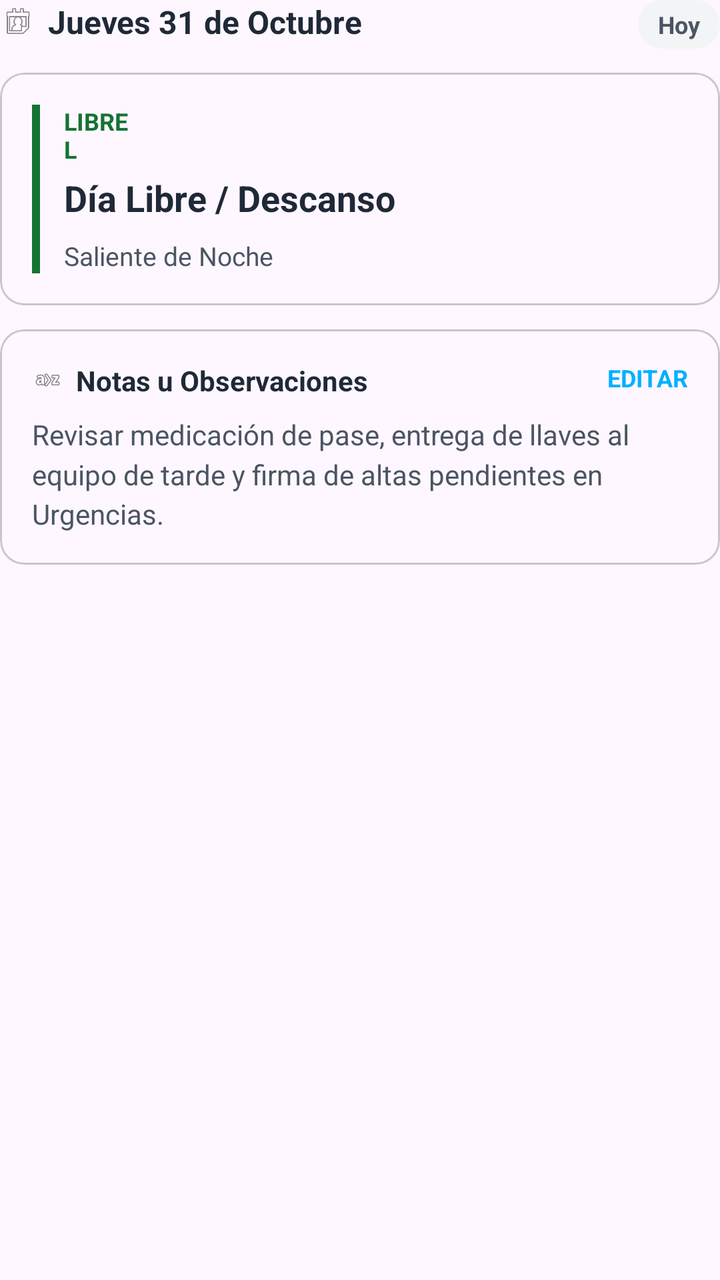
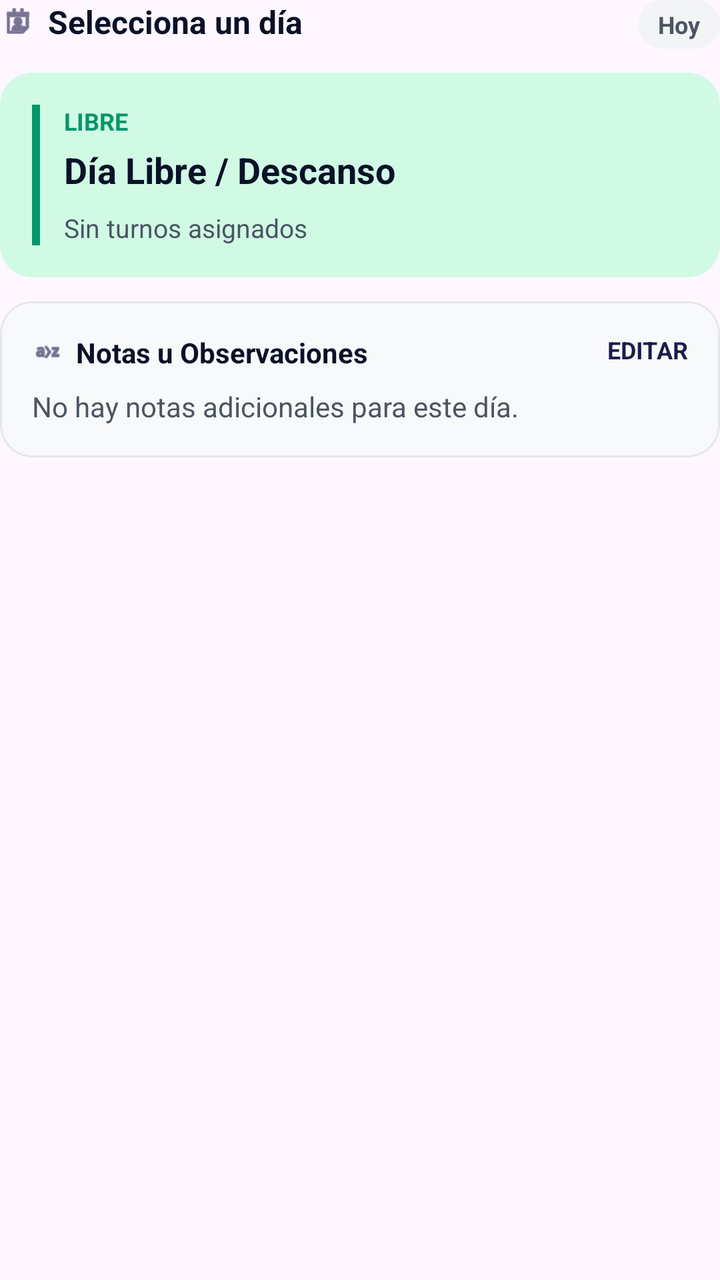

Two renders of the same Android screen: before a commit and after it. Below are the layout's source before the change and the commit's diff.
<!-- AndroidManifest.xml: application theme Theme.MiTurnoApp -->
<!-- res/layout/layout_day_detail.xml -->
<?xml version="1.0" encoding="utf-8"?>
<LinearLayout xmlns:android="http://schemas.android.com/apk/res/android"

    xmlns:app="http://android.com"
    android:layout_width="match_parent"
    android:layout_height="wrap_content"
    android:orientation="vertical">

    
    <RelativeLayout
        android:layout_width="match_parent"
        android:layout_height="wrap_content"
        android:layout_marginBottom="12dp">

        <LinearLayout
            android:layout_width="wrap_content"
            android:layout_height="wrap_content"
            android:gravity="center_vertical"
            android:orientation="horizontal">

            <ImageView
                android:layout_width="18dp"
                android:layout_height="18dp"
                android:src="@android:drawable/ic_menu_my_calendar"
                app:tint="#1E3A8A" />

            <TextView
                android:id="@+id/tvSelectedDateTitle"
                android:layout_width="wrap_content"
                android:layout_height="wrap_content"
                android:layout_marginStart="6dp"
                android:text="Jueves 31 de Octubre"
                android:textColor="#1F2937"
                android:textSize="16sp"
                android:textStyle="bold" />
        </LinearLayout>

        <TextView
            android:layout_width="wrap_content"
            android:layout_height="wrap_content"
            android:layout_alignParentEnd="true"
            android:background="@android:drawable/toast_frame"
            android:backgroundTint="#F3F4F6"
            android:paddingHorizontal="10dp"
            android:paddingVertical="4dp"
            android:text="Hoy"
            android:textColor="#4B5563"
            android:textSize="12sp"
            android:textStyle="bold" />
    </RelativeLayout>

    
    <com.google.android.material.card.MaterialCardView
        android:layout_width="match_parent"
        android:layout_height="wrap_content"
        app:cardBackgroundColor="#E6F4EA"
        app:cardCornerRadius="16dp"
        app:cardElevation="0dp"
        app:strokeWidth="0dp">

        <LinearLayout
            android:layout_width="match_parent"
            android:layout_height="wrap_content"
            android:orientation="horizontal"
            android:padding="16dp">

            
            <View
                android:layout_width="4dp"
                android:layout_height="match_parent"
                android:background="#137333" />

            <LinearLayout
                android:layout_width="match_parent"
                android:layout_height="wrap_content"
                android:layout_marginStart="12dp"
                android:orientation="vertical">

                <TextView
                    android:layout_width="wrap_content"
                    android:layout_height="wrap_content"
                    android:text="LIBRE\nL"
                    android:textColor="#137333"
                    android:textSize="12sp"
                    android:textStyle="bold" />

                <TextView
                    android:layout_width="wrap_content"
                    android:layout_height="wrap_content"
                    android:layout_marginTop="4dp"
                    android:text="Día Libre / Descanso"
                    android:textColor="#1F2937"
                    android:textSize="18sp"
                    android:textStyle="bold" />

                <TextView
                    android:layout_width="wrap_content"
                    android:layout_height="wrap_content"
                    android:layout_marginTop="8dp"
                    android:text="Saliente de Noche"
                    android:textColor="#4B5563"
                    android:textSize="13sp" />
            </LinearLayout>
        </LinearLayout>
    </com.google.android.material.card.MaterialCardView>

    
    <com.google.android.material.card.MaterialCardView
        android:layout_width="match_parent"
        android:layout_height="wrap_content"
        android:layout_marginTop="12dp"
        app:cardBackgroundColor="#F8F9FA"
        app:cardCornerRadius="16dp"
        app:cardElevation="0dp"
        app:strokeColor="#E5E7EB"
        app:strokeWidth="1dp">

        <LinearLayout
            android:layout_width="match_parent"
            android:layout_height="wrap_content"
            android:orientation="vertical"
            android:padding="16dp">

            <RelativeLayout
                android:layout_width="match_parent"
                android:layout_height="wrap_content"
                android:layout_marginBottom="8dp">

                <LinearLayout
                    android:layout_width="wrap_content"
                    android:layout_height="wrap_content"
                    android:gravity="center_vertical"
                    android:orientation="horizontal">

                    <ImageView
                        android:layout_width="16dp"
                        android:layout_height="16dp"
                        android:src="@android:drawable/ic_menu_sort_alphabetically"
                        app:tint="#1E3A8A" />

                    <TextView
                        android:layout_width="wrap_content"
                        android:layout_height="wrap_content"
                        android:layout_marginStart="6dp"
                        android:text="Notas u Observaciones"
                        android:textColor="#1F2937"
                        android:textSize="14sp"
                        android:textStyle="bold" />
                </LinearLayout>

                <TextView
                    android:layout_width="wrap_content"
                    android:layout_height="wrap_content"
                    android:layout_alignParentEnd="true"
                    android:text="EDITAR"
                    android:textColor="#00B0FF"
                    android:textSize="12sp"
                    android:textStyle="bold" />
            </RelativeLayout>

            <TextView
                android:id="@+id/tvDayNotes"
                android:layout_width="match_parent"
                android:layout_height="wrap_content"
                android:lineSpacingMultiplier="1.2"
                android:text="Revisar medicación de pase, entrega de llaves al equipo de tarde y firma de altas pendientes en Urgencias."
                android:textColor="#4B5563"
                android:textSize="14sp" />
        </LinearLayout>
    </com.google.android.material.card.MaterialCardView>

</LinearLayout>
<!-- resources referenced by this layout -->
<resources>
  <style name="Theme.MiTurnoApp" parent="Base.Theme.MiTurnoApp" />
  <style name="Base.Theme.MiTurnoApp" parent="Theme.Material3.DayNight.NoActionBar">
          
          
      </style>
</resources>

<!-- the commit's change to res/layout/layout_day_detail.xml (unified diff, before → after) -->
@@ -1,7 +1,6 @@
 <?xml version="1.0" encoding="utf-8"?>
 <LinearLayout xmlns:android="http://schemas.android.com/apk/res/android"
-
-    xmlns:app="http://android.com"
+    xmlns:app="http://schemas.android.com/apk/res-auto"
     android:layout_width="match_parent"
     android:layout_height="wrap_content"
     android:orientation="vertical">
@@ -22,15 +21,15 @@
                 android:layout_width="18dp"
                 android:layout_height="18dp"
                 android:src="@android:drawable/ic_menu_my_calendar"
-                app:tint="#1E3A8A" />
+                app:tint="@color/brand_primary" />
 
             <TextView
                 android:id="@+id/tvSelectedDateTitle"
                 android:layout_width="wrap_content"
                 android:layout_height="wrap_content"
                 android:layout_marginStart="6dp"
-                android:text="Jueves 31 de Octubre"
-                android:textColor="#1F2937"
+                android:text="Selecciona un día"
+                android:textColor="@color/text_main"
                 android:textSize="16sp"
                 android:textStyle="bold" />
         </LinearLayout>
@@ -53,7 +52,7 @@
     <com.google.android.material.card.MaterialCardView
         android:layout_width="match_parent"
         android:layout_height="wrap_content"
-        app:cardBackgroundColor="#E6F4EA"
+        app:cardBackgroundColor="@color/cell_free_bg"
         app:cardCornerRadius="16dp"
         app:cardElevation="0dp"
         app:strokeWidth="0dp">
@@ -68,7 +67,7 @@
             <View
                 android:layout_width="4dp"
                 android:layout_height="match_parent"
-                android:background="#137333" />
+                android:background="@color/brand_secondary" />
 
             <LinearLayout
                 android:layout_width="match_parent"
@@ -77,27 +76,30 @@
                 android:orientation="vertical">
 
                 <TextView
+                    android:id="@+id/tvShiftCode"
                     android:layout_width="wrap_content"
                     android:layout_height="wrap_content"
-                    android:text="LIBRE\nL"
-                    android:textColor="#137333"
+                    android:text="LIBRE"
+                    android:textColor="@color/brand_secondary"
                     android:textSize="12sp"
                     android:textStyle="bold" />
 
                 <TextView
+                    android:id="@+id/tvShiftTitle"
                     android:layout_width="wrap_content"
                     android:layout_height="wrap_content"
                     android:layout_marginTop="4dp"
                     android:text="Día Libre / Descanso"
-                    android:textColor="#1F2937"
+                    android:textColor="@color/text_main"
                     android:textSize="18sp"
                     android:textStyle="bold" />
 
                 <TextView
+                    android:id="@+id/tvShiftSubtitle"
                     android:layout_width="wrap_content"
                     android:layout_height="wrap_content"
                     android:layout_marginTop="8dp"
-                    android:text="Saliente de Noche"
+                    android:text="Sin turnos asignados"
                     android:textColor="#4B5563"
                     android:textSize="13sp" />
             </LinearLayout>
@@ -136,26 +138,29 @@
                         android:layout_width="16dp"
                         android:layout_height="16dp"
                         android:src="@android:drawable/ic_menu_sort_alphabetically"
-                        app:tint="#1E3A8A" />
+                        app:tint="@color/brand_primary" />
 
                     <TextView
                         android:layout_width="wrap_content"
                         android:layout_height="wrap_content"
                         android:layout_marginStart="6dp"
                         android:text="Notas u Observaciones"
-                        android:textColor="#1F2937"
+                        android:textColor="@color/text_main"
                         android:textSize="14sp"
                         android:textStyle="bold" />
                 </LinearLayout>
 
                 <TextView
+                    android:id="@+id/btnEditNotes"
                     android:layout_width="wrap_content"
                     android:layout_height="wrap_content"
                     android:layout_alignParentEnd="true"
                     android:text="EDITAR"
-                    android:textColor="#00B0FF"
+                    android:textColor="@color/brand_primary"
                     android:textSize="12sp"
-                    android:textStyle="bold" />
+                    android:textStyle="bold"
+                    android:clickable="true"
+                    android:focusable="true" />
             </RelativeLayout>
 
             <TextView
@@ -163,7 +168,7 @@
                 android:layout_width="match_parent"
                 android:layout_height="wrap_content"
                 android:lineSpacingMultiplier="1.2"
-                android:text="Revisar medicación de pase, entrega de llaves al equipo de tarde y firma de altas pendientes en Urgencias."
+                android:text="No hay notas adicionales para este día."
                 android:textColor="#4B5563"
                 android:textSize="14sp" />
         </LinearLayout>
<!-- resource entries referenced after the edit -->
@@ -1,5 +1,9 @@
 <!-- resources referenced by this layout -->
 <resources>
+  <color name="brand_primary">#1E1B4B</color>
+  <color name="brand_secondary">#059669</color>
+  <color name="cell_free_bg">#D1FAE5</color>
+  <color name="text_main">#0A1128</color>
   <style name="Theme.MiTurnoApp" parent="Base.Theme.MiTurnoApp" />
   <style name="Base.Theme.MiTurnoApp" parent="Theme.Material3.DayNight.NoActionBar">
           
